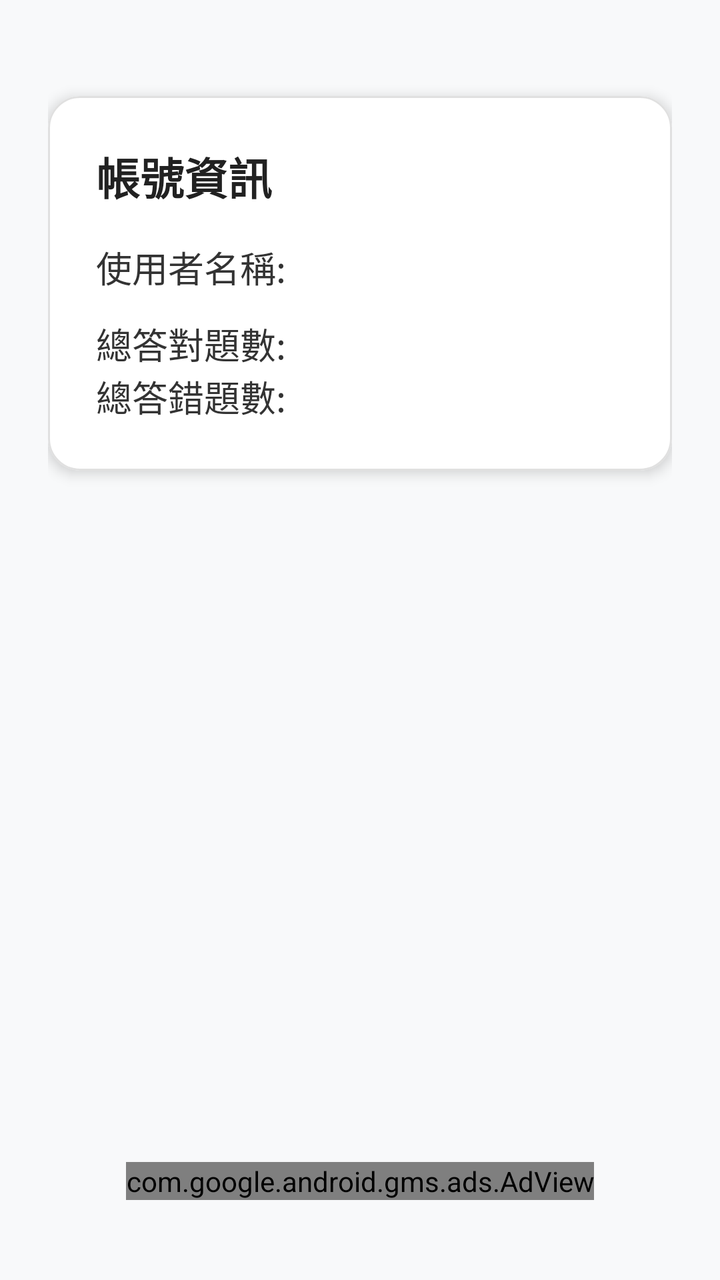
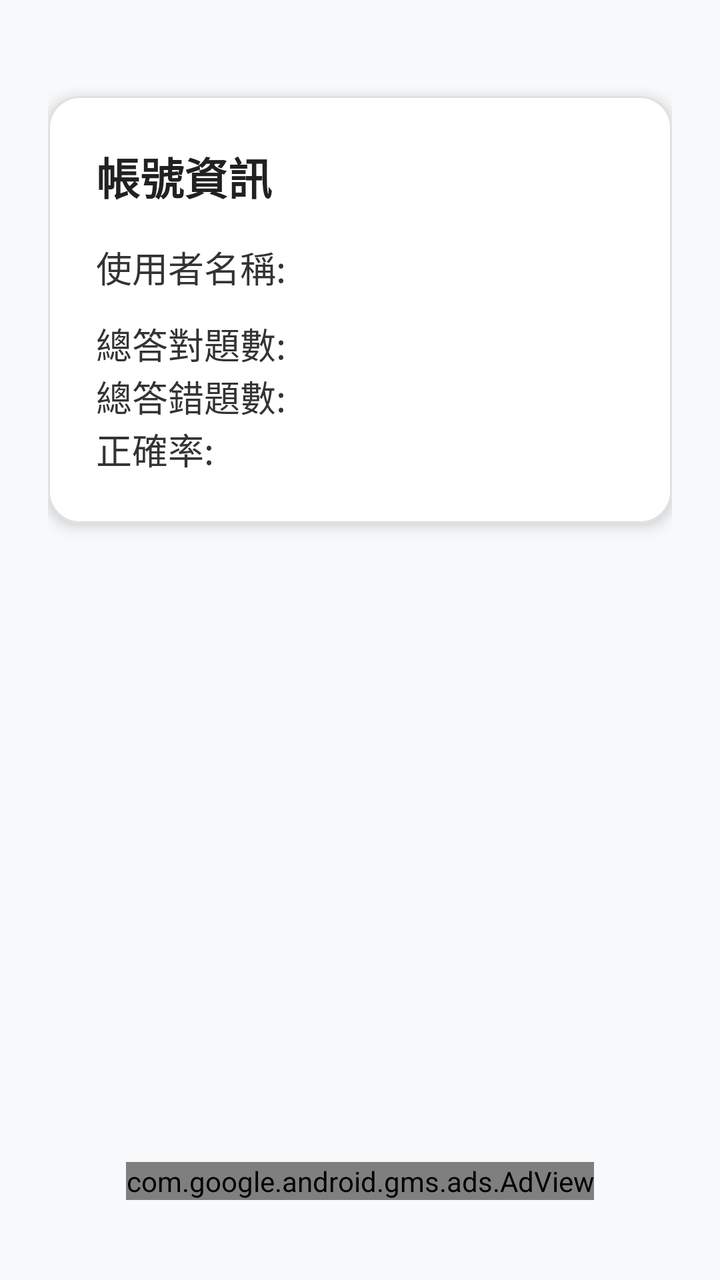

The first picture is an Android layout as it rendered before a commit; the second is the same layout after the commit. The layout source and the unified diff follow.
<!-- AndroidManifest.xml: activity theme Theme.MaterialComponents.DayNight.NoActionBar -->
<!-- res/layout/activity_account.xml -->
<?xml version="1.0" encoding="utf-8"?>
<LinearLayout xmlns:android="http://schemas.android.com/apk/res/android"
    xmlns:app="http://schemas.android.com/apk/res-auto"
    xmlns:tools="http://schemas.android.com/tools"
    android:layout_width="match_parent"
    android:layout_height="match_parent"
    android:orientation="vertical"
    android:padding="24dp"
    android:background="#F8F9FA"
    tools:context=".AccountActivity">

    <com.google.android.material.card.MaterialCardView
        android:layout_width="match_parent"
        android:layout_height="wrap_content"
        app:cardCornerRadius="16dp"
        app:cardElevation="4dp"
        app:cardBackgroundColor="#FFFFFF"
        app:strokeWidth="1dp"
        app:strokeColor="#E0E0E0"
        android:layout_marginTop="24dp">

        <LinearLayout
            android:layout_width="match_parent"
            android:layout_height="wrap_content"
            android:orientation="vertical"
            android:padding="24dp">

            <TextView
                android:id="@+id/tvAccountTitle"
                android:layout_width="wrap_content"
                android:layout_height="wrap_content"
                android:text="帳號資訊"
                android:textColor="#212121"
                android:textSize="22sp"
                android:textStyle="bold"
                android:layout_marginBottom="16dp"/>

            <TextView
                android:id="@+id/tvUserName"
                android:layout_width="match_parent"
                android:layout_height="wrap_content"
                android:text="使用者名稱: "
                android:textColor="#333333"
                android:textSize="18sp"
                android:layout_marginBottom="12dp"/>

            <TextView
                android:id="@+id/tvTotalCorrectCount"
                android:layout_width="match_parent"
                android:layout_height="wrap_content"
                android:text="總答對題數: "
                android:textColor="#333333"
                android:textSize="18sp"/>

            <TextView
                android:id="@+id/tvTotalWrongCount"
                android:layout_width="match_parent"
                android:layout_height="wrap_content"
                android:text="總答錯題數: "
                android:textColor="#333333"
                android:textSize="18sp"/>

        </LinearLayout>
    </com.google.android.material.card.MaterialCardView>

    
    <Space
        android:layout_width="match_parent"
        android:layout_height="0dp"
        android:layout_weight="1" />

    
    <com.google.android.gms.ads.AdView
        android:id="@+id/adView"
        android:layout_width="wrap_content"
        android:layout_height="wrap_content"
        android:layout_gravity="center_horizontal"
        android:layout_marginTop="8dp"
        android:layout_marginBottom="16dp"
        app:adSize="BANNER"
        app:adUnitId="@string/bannerAdUnitId" />

</LinearLayout>
<!-- resources referenced by this layout -->
<resources>
  <string name="bannerAdUnitId">ca-app-pub-6867643704609594/2709739955</string>
</resources>

<!-- the commit's change to res/layout/activity_account.xml (unified diff, before → after) -->
@@ -60,6 +60,14 @@
                 android:textColor="#333333"
                 android:textSize="18sp"/>
 
+            <TextView
+                android:id="@+id/tvPercent"
+                android:layout_width="match_parent"
+                android:layout_height="wrap_content"
+                android:text="正確率: "
+                android:textColor="#333333"
+                android:textSize="18sp"/>
+
         </LinearLayout>
     </com.google.android.material.card.MaterialCardView>
 
